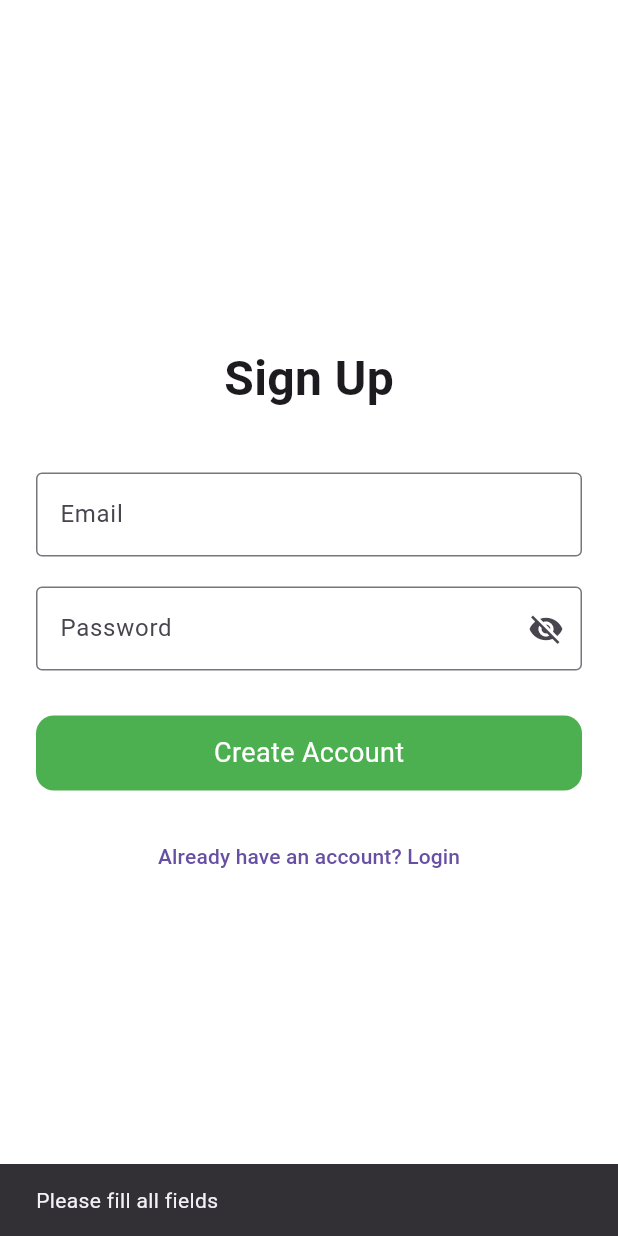
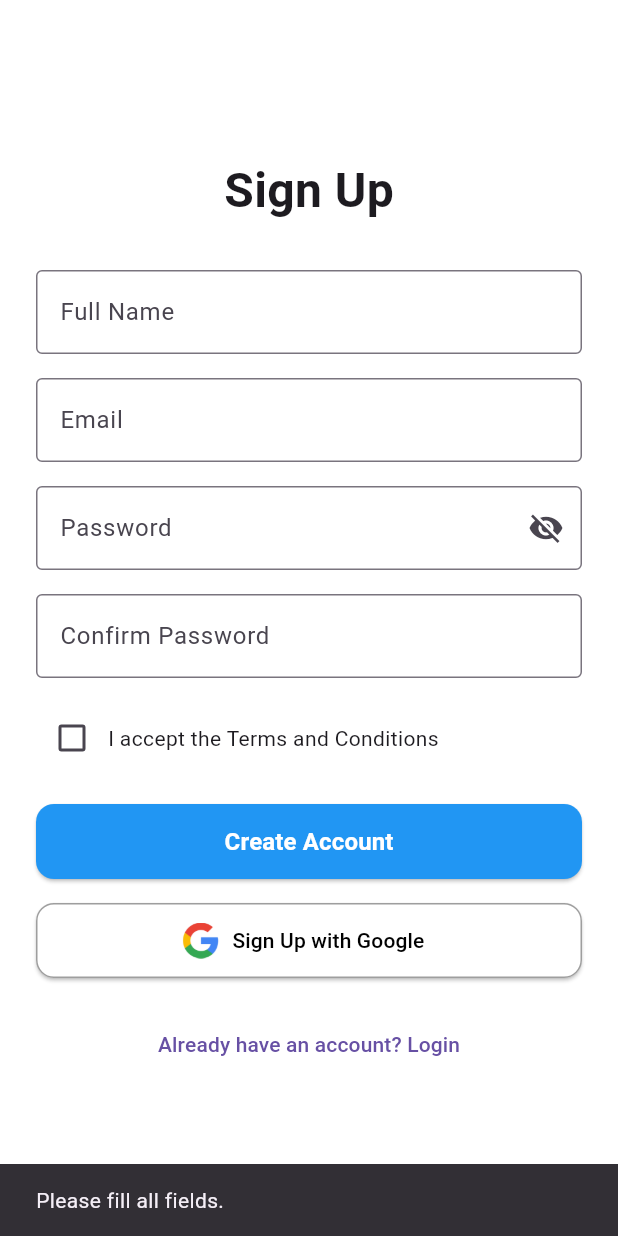
Before and after one commit to abhi2811mishra/Campus-App, a Flutter app: the SignUpPage screen opened directly, after a tap on "Create Account", on a phone screen of 412 x 824 dp. Run offline on Flutter 3.47's test engine with Material 3 defaults, Android fonts, the phone set to English and light mode, and no system bars; our stand-ins replace firebase_auth, firebase_core, google_sign_in; accounts and stored records are empty.

Commit message:
SIGNUP,LOGIN,GOOGLE SIGNIN DONE

```diff
--- a/lib/loginpage/loginpage.dart
+++ b/lib/loginpage/loginpage.dart
@@ -176,6 +176,7 @@ class _LoginPageState extends State<LoginPage> {
                                   style: TextStyle(
                                     color: Colors.white,
                                     fontSize: 18,
+                                    fontWeight: FontWeight.bold,
                                   ),
                                 ),
                               ),
--- a/lib/loginpage/signuppage.dart
+++ b/lib/loginpage/signuppage.dart
@@ -1,7 +1,7 @@
 import 'package:campusapp/loginpage/loginpage.dart';
+import 'package:firebase_auth/firebase_auth.dart';
 import 'package:flutter/material.dart';
-import 'package:firebase_auth/firebase_auth.dart';
-
+import 'package:google_sign_in/google_sign_in.dart';
 
 class SignUpPage extends StatefulWidget {
   const SignUpPage({super.key});
@@ -13,19 +13,32 @@ class SignUpPage extends StatefulWidget {
 class _SignUpPageState extends State<SignUpPage> {
   final FirebaseAuth _auth = FirebaseAuth.instance;
 
+  final TextEditingController nameController = TextEditingController();
   final TextEditingController emailController = TextEditingController();
   final TextEditingController passwordController = TextEditingController();
+  final TextEditingController confirmPasswordController = TextEditingController();
+
   bool isLoading = false;
   bool isPasswordHidden = true;
+  bool acceptTerms = false;
 
   Future<void> signUp() async {
+    String name = nameController.text.trim();
     String email = emailController.text.trim();
     String password = passwordController.text.trim();
+    String confirmPassword = confirmPasswordController.text.trim();
 
-    if (email.isNotEmpty && password.isNotEmpty) {
-      setState(() {
-        isLoading = true;
-      });
+    if (name.isEmpty || email.isEmpty || password.isEmpty || confirmPassword.isEmpty) {
+      return _showError('Please fill all fields.');
+    }
+    if (password != confirmPassword) {
+      return _showError('Passwords do not match.');
+    }
+    if (!acceptTerms) {
+      return _showError('You must accept the terms and conditions.');
+    }
+
+    setState(() => isLoading = true);
 
     try {
       UserCredential userCredential = await _auth.createUserWithEmailAndPassword(
@@ -33,35 +46,49 @@ class _SignUpPageState extends State<SignUpPage> {
         password: password,
       );
 
-        if (userCredential.user != null) {
+      await userCredential.user?.updateDisplayName(name);
+
       Navigator.pushReplacement(
         context,
-            MaterialPageRoute(builder: (context) => const Home()),
+        MaterialPageRoute(builder: (context) => const LoginPage()),
       );
+    } on FirebaseAuthException catch (e) {
+      if (e.code == 'email-already-in-use') {
+        _showError('Email already in use.');
+      } else if (e.code == 'weak-password') {
+        _showError('Weak password. Use 6+ characters.');
+      } else {
+        _showError('Error: ${e.message}');
       }
-      } on FirebaseAuthException catch (e) {
-        String errorMessage = 'An error occurred.';
-        if (e.code == 'email-already-in-use') {
-          errorMessage = 'This email is already in use.';
-        } else if (e.code == 'weak-password') {
-          errorMessage = 'Password should be at least 6 characters.';
-        } else if (e.code == 'invalid-email') {
-          errorMessage = 'Invalid email address.';
+    } finally {
+      setState(() => isLoading = false);
+    }
   }
 
-        ScaffoldMessenger.of(context).showSnackBar(
-          SnackBar(content: Text(errorMessage)),
+  Future<void> signInWithGoogle() async {
+    setState(() => isLoading = true);
+    try {
+      final GoogleSignInAccount? googleUser = await GoogleSignIn().signIn();
+      if (googleUser == null) return; // User canceled
+
+      final GoogleSignInAuthentication googleAuth = await googleUser.authentication;
+
+      final credential = GoogleAuthProvider.credential(
+        accessToken: googleAuth.accessToken,
+        idToken: googleAuth.idToken,
       );
+
+      await _auth.signInWithCredential(credential);
+      Navigator.pushReplacement(context, MaterialPageRoute(builder: (_) => const LoginPage()));
+    } catch (e) {
+      _showError("Google sign-up failed: $e");
     } finally {
-        setState(() {
-          isLoading = false;
-        });
+      setState(() => isLoading = false);
     }
-    } else {
-      ScaffoldMessenger.of(context).showSnackBar(
-        const SnackBar(content: Text('Please fill all fields')),
-      );
   }
+
+  void _showError(String message) {
+    ScaffoldMessenger.of(context).showSnackBar(SnackBar(content: Text(message)));
   }
 
   @override
@@ -76,19 +103,18 @@ class _SignUpPageState extends State<SignUpPage> {
             child: SingleChildScrollView(
               child: Column(
                 children: [
-                  const Text(
-                    'Sign Up',
-                    style: TextStyle(fontSize: 32, fontWeight: FontWeight.bold),
+                  const Text('Sign Up', style: TextStyle(fontSize: 32, fontWeight: FontWeight.bold)),
+                  const SizedBox(height: 30),
+                  TextField(
+                    controller: nameController,
+                    decoration: const InputDecoration(labelText: 'Full Name', border: OutlineInputBorder()),
                   ),
-                  const SizedBox(height: 40),
+                  const SizedBox(height: 16),
                   TextField(
                     controller: emailController,
-                    decoration: const InputDecoration(
-                      labelText: 'Email',
-                      border: OutlineInputBorder(),
+                    decoration: const InputDecoration(labelText: 'Email', border: OutlineInputBorder()),
                   ),
-                  ),
-                  const SizedBox(height: 20),
+                  const SizedBox(height: 16),
                   TextField(
                     controller: passwordController,
                     obscureText: isPasswordHidden,
@@ -96,46 +122,62 @@ class _SignUpPageState extends State<SignUpPage> {
                       labelText: 'Password',
                       border: const OutlineInputBorder(),
                       suffixIcon: IconButton(
-                        icon: Icon(
-                          isPasswordHidden ? Icons.visibility_off : Icons.visibility,
-                        ),
-                        onPressed: () {
-                          setState(() {
-                            isPasswordHidden = !isPasswordHidden;
-                          });
-                        },
+                        icon: Icon(isPasswordHidden ? Icons.visibility_off : Icons.visibility),
+                        onPressed: () => setState(() => isPasswordHidden = !isPasswordHidden),
                       ),
                     ),
                   ),
-                  const SizedBox(height: 30),
+                  const SizedBox(height: 16),
+                  TextField(
+                    controller: confirmPasswordController,
+                    obscureText: true,
+                    decoration: const InputDecoration(labelText: 'Confirm Password', border: OutlineInputBorder()),
+                  ),
+                  const SizedBox(height: 16),
+                  Row(
+                    children: [
+                      Checkbox(
+                        value: acceptTerms,
+                        onChanged: (val) => setState(() => acceptTerms = val ?? false),
+                      ),
+                      const Expanded(child: Text('I accept the Terms and Conditions')),
+                    ],
+                  ),
+                  const SizedBox(height: 20),
                   isLoading
                       ? const CircularProgressIndicator()
-                      : GestureDetector(
-                          onTap: signUp,
-                          child: Container(
-                            width: double.infinity,
-                            height: 50,
-                            decoration: BoxDecoration(
-                              color: Colors.green,
-                              borderRadius: BorderRadius.circular(12),
+                      : Column(
+                          children: [
+                            ElevatedButton(
+                              onPressed: signUp,
+                              style: ElevatedButton.styleFrom(
+                                backgroundColor: Colors.blue,
+                                foregroundColor: Colors.white,
+                                minimumSize: const Size(double.infinity, 50),
+                                shape: RoundedRectangleBorder(borderRadius: BorderRadius.circular(12)),
                               ),
-                            alignment: Alignment.center,
-                            child: const Text(
-                              'Create Account',
-                              style: TextStyle(
-                                color: Colors.white,
-                                fontSize: 18,
+                              child: const Text('Create Account', style: TextStyle(fontSize: 16, fontWeight: FontWeight.bold),
+                              )
+                            ),
+                             SizedBox(height: 16),
+                            ElevatedButton.icon(
+                              onPressed: signInWithGoogle,
+                              icon: Image.asset('assets/images/image1.png', height: 24),
+                              label: const Text('Sign Up with Google'),
+                              style: ElevatedButton.styleFrom(
+                                backgroundColor: Colors.white,
+                                foregroundColor: Colors.black,
+                                minimumSize: const Size(double.infinity, 50),
+                                side: const BorderSide(color: Colors.grey),
+                                shape: RoundedRectangleBorder(borderRadius: BorderRadius.circular(12)),
                               ),
                             ),
-                          ),
+                          ],
                         ),
                   const SizedBox(height: 20),
                   TextButton(
                     onPressed: () {
-                      Navigator.pushReplacement(
-                        context,
-                        MaterialPageRoute(builder: (context) => const LoginPage()),
-                      );
+                      Navigator.pushReplacement(context, MaterialPageRoute(builder: (_) => const LoginPage()));
                     },
                     child: const Text('Already have an account? Login'),
                   ),
```
Also changed, not shown: 1 other file. Lines whose indentation alone changed are shown as unchanged.
